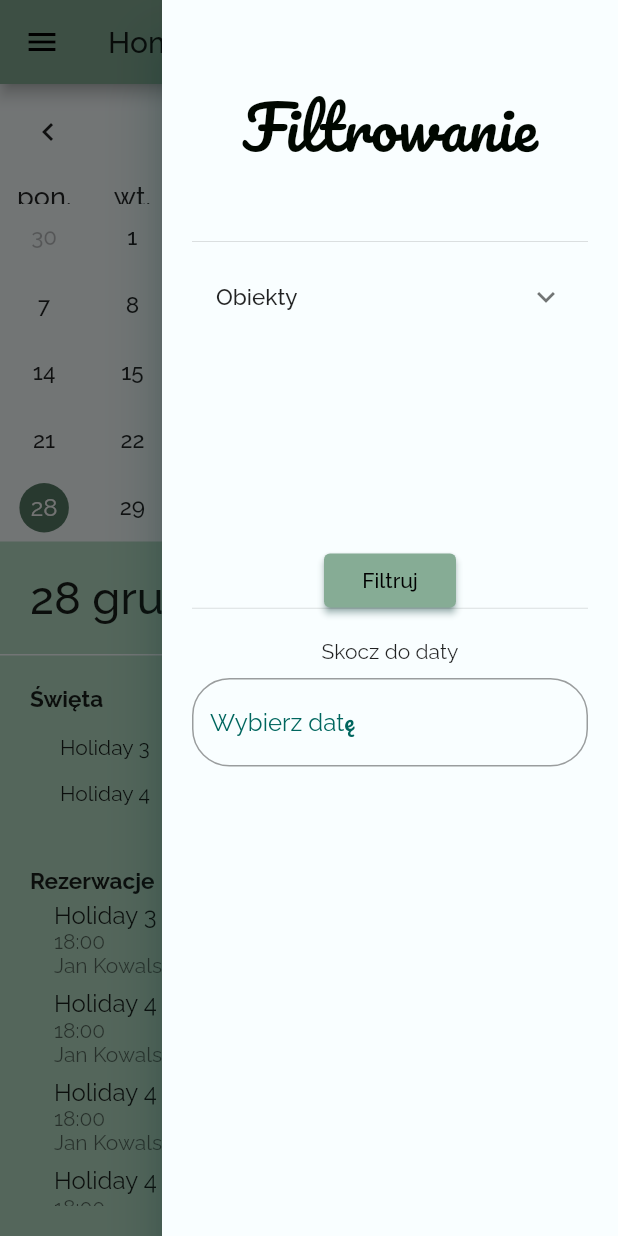
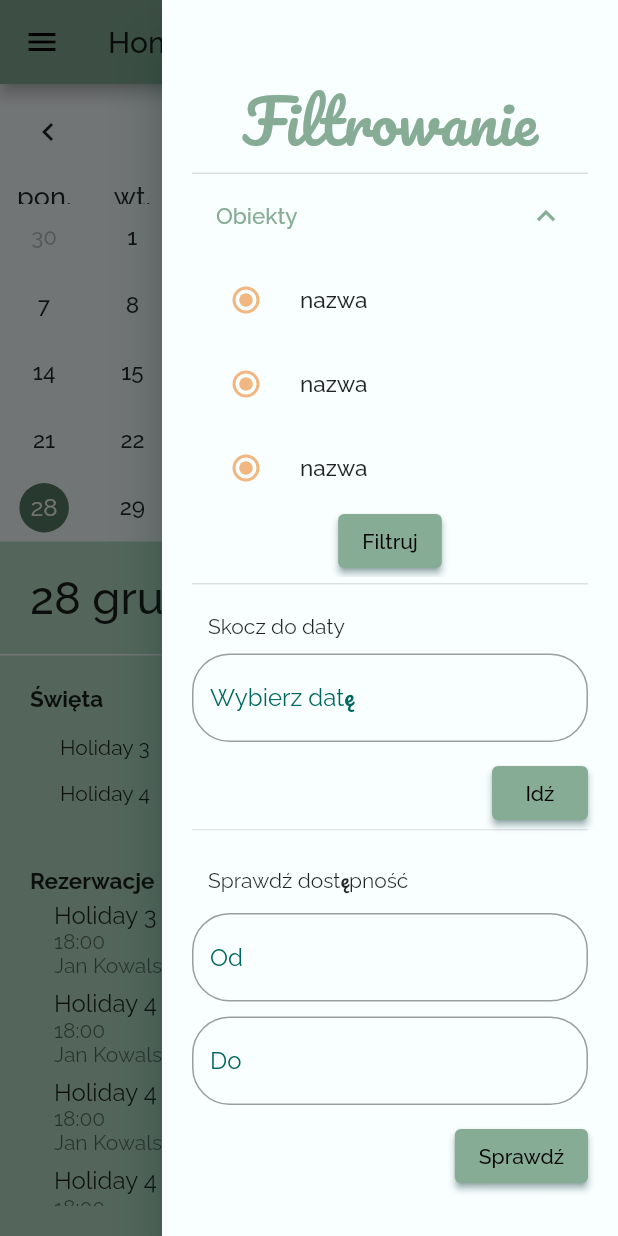
Before and after one commit to szakerx/RentalManager, a Flutter app: the HomePage screen opened directly, after a tap on the "filter alt" icon, on a phone screen of 412 x 824 dp. Run offline on Flutter 3.47's test engine with Material 2 defaults, Android fonts, the phone set to English and light mode, and no system bars; drawn by our look-alikes of table_calendar; our stand-ins replace firebase_auth, firebase_core, google_fonts; accounts and stored records are empty; generated files the repository leaves out were written again.

```diff
--- a/rental_manager_app/lib/pages/home_page.dart
+++ b/rental_manager_app/lib/pages/home_page.dart
@@ -9,13 +9,14 @@ import 'package:rental_manager_app/widgets/side_menu.dart';
 class HomePage extends StatelessWidget {
 
   final _key = GlobalKey<ScaffoldState>();
+  Calendar calendar = Calendar();
 
   @override
   Widget build(BuildContext context) {
     return Scaffold(
       key: _key,
       drawer: SideMenuDrawer(),
-      endDrawer: FiltersMenuDrawer(),
+      endDrawer: FiltersMenuDrawer(calendar),
       appBar: AppBar(
         title: Text('Home Page'),
         actions: <Widget>[
@@ -27,7 +28,7 @@ class HomePage extends StatelessWidget {
           ),
         ],
       ),
-      body: Calendar()
+      body: calendar
     );
   }
 }
--- a/rental_manager_app/lib/widgets/calendar.dart
+++ b/rental_manager_app/lib/widgets/calendar.dart
@@ -10,9 +10,15 @@ import 'package:intl/intl.dart';
 
 
 class Calendar extends StatefulWidget {
+
+  CalendarState calendarState = CalendarState();
+
+  void setSelectedDay(DateTime data) {
+    calendarState.setSelectedDay(data);
+  }
   @override
   State<StatefulWidget> createState() {
-    return CalendarState();
+    return calendarState;
   }
 }
 
@@ -26,6 +32,12 @@ class CalendarState extends State<Calendar> {
     super.initState();
     _selectedDay = DateTime.now();
     _holidays = Remote.getHolidaysInRange(DateTime(_selectedDay.year, _selectedDay.month, 1), DateTime(_selectedDay.year, _selectedDay.month + 1, 0));
+  }
+
+  void setSelectedDay(DateTime data) {
+    setState(() {
+      _selectedDay = data;
+    });
   }
 
   void _setSelectedDay() {
--- a/rental_manager_app/lib/widgets/filters_menu.dart
+++ b/rental_manager_app/lib/widgets/filters_menu.dart
@@ -4,11 +4,17 @@ import 'package:flutter/cupertino.dart';
 import 'package:flutter/material.dart';
 import 'package:rental_manager_app/model/message_scheme.dart';
 import 'package:rental_manager_app/model/remote.dart';
+import 'package:rental_manager_app/widgets/reservations_snack_bar.dart';
 import 'package:rental_manager_app/widgets/text_input_decoration.dart';
 
+import 'calendar.dart';
 import 'custom_colors.dart';
 
 class FiltersMenuDrawer extends StatefulWidget {
+
+  Calendar calendar;
+
+  FiltersMenuDrawer(this.calendar);
 
   @override
   State<StatefulWidget> createState() {
@@ -19,22 +25,59 @@ class FiltersMenuDrawer extends StatefulWidget {
 class FiltersMenuDrawerState extends State<FiltersMenuDrawer> {
   String _checkedRentalObject;
   Future<List<MessageScheme>> _reservations;
-  GlobalKey<FormFieldState> _dateInputKey = GlobalKey();
-  TextEditingController _dateController = TextEditingController();
+  TextEditingController _goToDateController = TextEditingController();
+  TextEditingController _sinceDateController = TextEditingController();
+  TextEditingController _untilDateController = TextEditingController();
 
-  final _today = DateTime.now();
-  DateTime _selectedDate = DateTime.now();
+  bool _goToDateValidated = true;
+  bool _sinceUntilValidated = true;
 
-  Future<void> _selectDate(BuildContext context) async {
+  DateTime _selectedGoToDate = DateTime.now();
+  DateTime _selectedSinceDate = DateTime.now();
+  DateTime _selectedUntilDate = DateTime.now();
+
+  Future<void> _selectGoToDate(BuildContext context) async {
     final DateTime picked = await showDatePicker(
         context: context,
-        initialDate: _selectedDate,
+        initialDate: _selectedGoToDate,
         firstDate: DateTime(2015, 8),
         lastDate: DateTime(2101));
-    if (picked != null && picked != _selectedDate)
+    if (picked != null && picked != _selectedGoToDate)
       setState(() {
-        _selectedDate = picked;
-        _dateController.text = "${_selectedDate.day}.${_selectedDate.month}.${_selectedDate.year}";
+        _goToDateValidated = true;
+        _selectedGoToDate = picked;
+        _goToDateController.text =
+            "${_selectedGoToDate.day}.${_selectedGoToDate.month}.${_selectedGoToDate.year}";
+      });
+  }
+
+  Future<void> _selectSinceDate(BuildContext context) async {
+    final DateTime picked = await showDatePicker(
+        context: context,
+        initialDate: _selectedSinceDate,
+        firstDate: DateTime(2015, 8),
+        lastDate: DateTime(2101));
+    if (picked != null && picked != _selectedSinceDate)
+      setState(() {
+        _sinceUntilValidated = true;
+        _selectedSinceDate = picked;
+        _sinceDateController.text =
+        "${_selectedSinceDate.day}.${_selectedSinceDate.month}.${_selectedSinceDate.year}";
+      });
+  }
+
+  Future<void> _selectUntilDate(BuildContext context) async {
+    final DateTime picked = await showDatePicker(
+        context: context,
+        initialDate: _selectedUntilDate,
+        firstDate: DateTime(2015, 8),
+        lastDate: DateTime(2101));
+    if (picked != null && picked != _selectedUntilDate)
+      setState(() {
+        _sinceUntilValidated = true;
+        _selectedUntilDate = picked;
+        _untilDateController.text =
+        "${_selectedUntilDate.day}.${_selectedUntilDate.month}.${_selectedUntilDate.year}";
       });
   }
 
@@ -44,7 +87,7 @@ class FiltersMenuDrawerState extends State<FiltersMenuDrawer> {
     _reservations = Remote.getMessageSchemes().then((value) {
       _checkedRentalObject = value.first.id;
       return value;
-    } );
+    });
   }
 
   @override
@@ -54,30 +97,28 @@ class FiltersMenuDrawerState extends State<FiltersMenuDrawer> {
             padding: EdgeInsets.only(left: 20.0, right: 20.0),
             child: Column(
               children: [
-              DrawerHeader(
-                child: Center(
-                  child: Text('Filtrowanie',
-                    style: Theme.of(context).textTheme.headline1.copyWith(color: CustomColors.darkBlack),
-                  ),
-                ),
-              ),
-              Column(
-                children: [
+                Padding(padding: EdgeInsets.only(top: 45.0),),
+                Text("Filtrowanie", style: Theme.of(context).textTheme.headline1,),
+                Column(children: [
                   Container(
-                    height: 200.0,
-                    child: ListView(
-                      children: [
-                        FutureBuilder<List<MessageScheme>>(
+                    height: MediaQuery. of(context). size. height/3,
+                    child: FutureBuilder<List<MessageScheme>>(
                         future: _reservations,
                         builder: (context, snapshot) {
                           if (snapshot.hasData) {
                             return ExpansionTile(
+                              initiallyExpanded: true,
                                 title: Text("Obiekty"),
-                                  children:
-                                      () {
-                                    List<Widget> tiles = List();
-                                    for (var i = 0; i < snapshot.data.length; i++) {
-                                      Widget tile = RadioListTile(
+                                children: [
+                                  Container(
+                                    height: MediaQuery. of(context). size. height/3 - 120,
+                                    child: MediaQuery.removePadding(
+                                      context: context,
+                                      removeTop: true,
+                                      child: ListView.builder(
+                                          itemCount: snapshot.data.length,
+                                          itemBuilder: (_, i) {
+                                            return RadioListTile(
                                                 title: Text(snapshot.data[i].name),
                                                 value: snapshot.data[i].id,
                                                 groupValue: _checkedRentalObject,
@@ -86,55 +127,115 @@ class FiltersMenuDrawerState extends State<FiltersMenuDrawer> {
                                                     _checkedRentalObject = value;
                                                   });
                                                 });
-                                      tiles.add(tile);
-                                    }
-                                    return tiles;
-                                  }()
-                                  ,
-                                );
-                              } else if (snapshot.hasError) {
-                                return Text("Wystąpił błąd. Spróbuj ponownie później");
-                              }
-                              return Center(child: CircularProgressIndicator());
                                           }),
-                      ],
+                                    )
                                   ),
-                  ),
-                  Container(
-                    width: 88.0,
-                    height: 36.0,
-                    child: ElevatedButton(
+                                  Padding(padding: EdgeInsets.only(top: 10.0)),
+                                  ElevatedButton(
                                     onPressed: () {
                                       // TODO filtruj wyniki w kalendarzu
                                     },
                                     child: Text("Filtruj"),
                                   ),
-                  )
-          ]
+                            ]);
+                          } else if (snapshot.hasError) {
+                            return Text(
+                                "Wystąpił błąd. Spróbuj ponownie później");
+                          }
+                          return Center(child: CircularProgressIndicator());
+                        }),
                   ),
+                ]),
                 Expanded(
                   child: Column(
                     children: [
-                    Divider(height: 1.0,),
                       Padding(padding: EdgeInsets.all(10.0)),
-                    Text("Skocz do daty",
-
+                      Align(
+                        alignment: Alignment.centerLeft,
+                        child: Text(
+                          "   Skocz do daty",
+                        ),
                       ),
                       Padding(padding: EdgeInsets.all(5.0)),
                       TextFormField(
-                      controller: _dateController,
-                      key: _dateInputKey,
-                      onTap: () => _selectDate(context),
+                        controller: _goToDateController,
+                        onTap: () => _selectGoToDate(context),
                         autofocus: false,
                         readOnly: true,
-                      decoration: TextInputDecoration(labelText: "Wybierz datę").getInputDecoration(),
-                    )
+                        decoration:
+                            TextInputDecoration(labelText: "Wybierz datę", errorText: _goToDateValidated ? null : "Nie wybrano daty")
+                                .getInputDecoration(),
+                      ),
+                      Padding(padding: EdgeInsets.only(top: 10.0)),
+                      Align(
+                        alignment: Alignment.centerRight,
+                        child: ElevatedButton(onPressed: () {
+                          if (_goToDateController.text == "") {
+                            setState(() {
+                              _goToDateValidated = false;
+                            });
+                          } else {
+                            _goToDateValidated = true;
+                            widget.calendar.setSelectedDay(_selectedGoToDate);
+                            Navigator.pop(context);
+                          }
+
+                        }, child: Text("Idź")),
+                      ),
+                      Divider(
+                        height: 1.0,
+                      ),
+                      Padding(padding: EdgeInsets.all(10.0)),
+                      Align(
+                        alignment: Alignment.centerLeft,
+                        child: Text(
+                          "   Sprawdź dostępność",
+                        ),
+                      ),
+                      Padding(padding: EdgeInsets.all(5.0)),
+                      TextFormField(
+                        controller: _sinceDateController,
+                        onTap: () => _selectSinceDate(context),
+                        autofocus: false,
+                        readOnly: true,
+                        decoration:
+                        TextInputDecoration(labelText: "Od", errorText: _sinceUntilValidated ? null : "Brak danych lub błędne dane")
+                            .getInputDecoration(),
+                      ),
+                      Padding(padding: EdgeInsets.all(5.0)),
+                      TextFormField(
+                        controller: _untilDateController,
+                        onTap: () => _selectUntilDate(context),
+                        autofocus: false,
+                        readOnly: true,
+                        decoration:
+                        TextInputDecoration(labelText: "Do")
+                            .getInputDecoration(),
+                      ),
+                      Padding(padding: EdgeInsets.only(top: 10.0)),
+                      Align(
+                        alignment: Alignment.centerRight,
+                        child: ElevatedButton(onPressed: () {
+                          if (_selectedSinceDate.isBefore(_selectedUntilDate)
+                              && _sinceDateController.text.isNotEmpty
+                              && _untilDateController.text.isNotEmpty
+                          ) {
+                            //TODO idź do daty
+                            showDialog(context: context,
+                              builder: (context) {
+                               return ReservationsSnackBar(_sinceDateController.text, _untilDateController.text);
+                              });
+                          } else {
+                            setState(() {
+                              _sinceUntilValidated = false;
+                            });
+                          }
+                        }, child: Text("Sprawdź")),
+                      ),
                     ],
                   ),
-              )
+                ),
               ],
-          )
-        )
-    );
+            )));
   }
 }
--- a/rental_manager_app/lib/widgets/text_input_decoration.dart
+++ b/rental_manager_app/lib/widgets/text_input_decoration.dart
@@ -3,17 +3,19 @@ import 'package:flutter/material.dart';
 class TextInputDecoration {
 
   final String labelText;
+  final String errorText;
 
-  TextInputDecoration({this.labelText = ""});
+  TextInputDecoration({this.labelText = "", this.errorText});
 
   InputDecoration getInputDecoration() {
     return InputDecoration(
       alignLabelWithHint: true,
       labelText: labelText,
       fillColor: Colors.white,
-      border: new OutlineInputBorder(
-        borderRadius: new BorderRadius.circular(25.0),
-        borderSide: new BorderSide(),
+      errorText: errorText,
+      border: OutlineInputBorder(
+        borderRadius: BorderRadius.circular(25.0),
+        borderSide: BorderSide(),
       ),
     );
   }
```
Also changed, not shown: rental_manager_app/lib/model/rental_object.dart (added, +44 -0 lines), rental_manager_app/lib/model/user.dart (added, +15 -0 lines), rental_manager_app/lib/widgets/reservations_snack_bar.dart (added, +98 -0 lines). Lines whose indentation alone changed are shown as unchanged.
